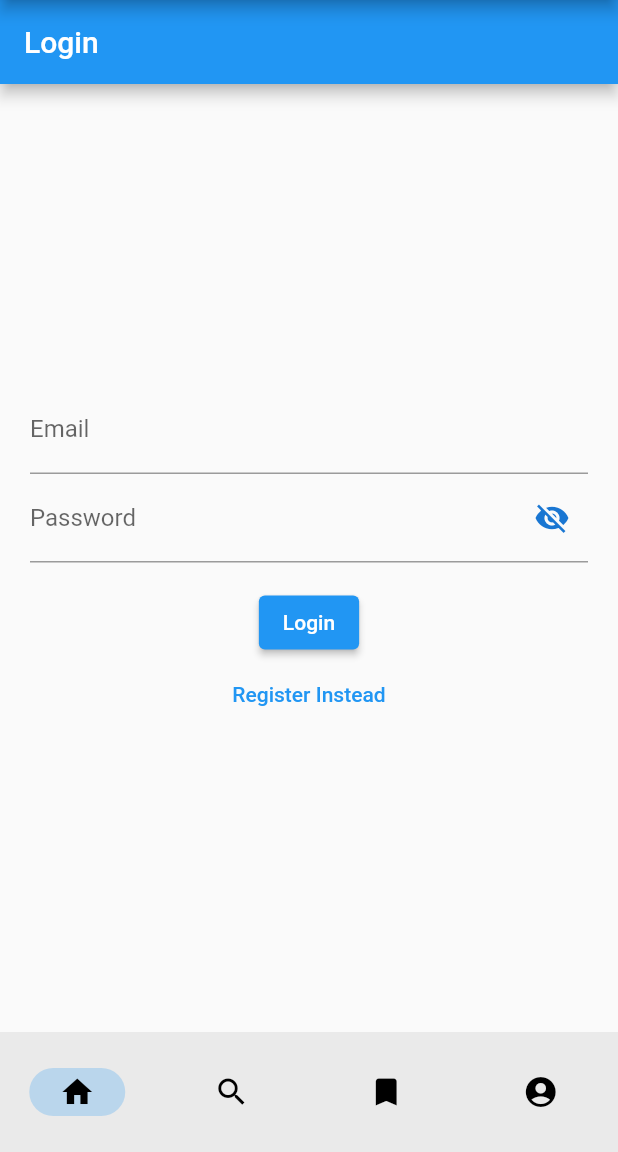
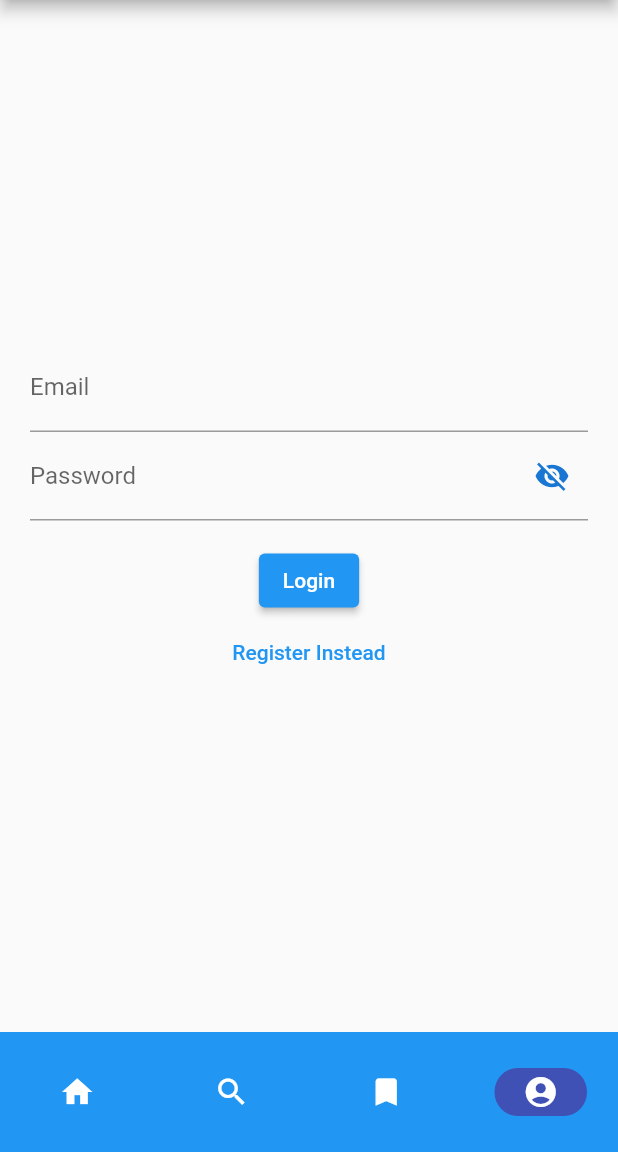
Before and after one commit to Ciolo2002/VeniceGo, a Flutter app: the screen it shows after launch, swiped to page 4, on a phone screen of 412 x 824 dp, the part 84-1236 px from its top. Run offline on Flutter 3.47's test engine with Material 2 defaults, Android fonts, the phone set to English and light mode, and no system bars; our stand-ins replace firebase_auth, firebase_core, firebase_database; missing offline and left inert: dart:ffi; accounts and stored records are empty.

Commit message:
navbar ora funzionante

```diff
--- a/lib/main.dart
+++ b/lib/main.dart
@@ -5,18 +5,16 @@ import 'package:flutter/material.dart';
 import 'package:firebase_core/firebase_core.dart';
 import 'firebase_options.dart';
 
-
-
 Future<void> main() async {
   // fondamentali per il funzionamento di Firebase
   WidgetsFlutterBinding.ensureInitialized();
-  await Firebase.initializeApp(options:
-    DefaultFirebaseOptions.currentPlatform,
+  await Firebase.initializeApp(
+    options: DefaultFirebaseOptions.currentPlatform,
   ); // inizializza Firebase
   runApp(const MyApp());
 }
 
-class MyApp extends StatefulWidget{
+class MyApp extends StatefulWidget {
   const MyApp({Key? key}) : super(key: key);
 
   @override
@@ -25,8 +23,7 @@ class MyApp extends StatefulWidget{
   }
 }
 
-class _MyAppState extends State<MyApp>{
-
+class _MyAppState extends State<MyApp> {
   int currentIndex = 0;
   late PageController _pageController;
 
@@ -43,7 +40,7 @@ class _MyAppState extends State<MyApp>{
   }
 
   @override
-  Widget build(BuildContext context){
+  Widget build(BuildContext context) {
     return MaterialApp(
         debugShowCheckedModeBanner: false,
         theme: ThemeData(
@@ -60,24 +57,42 @@ class _MyAppState extends State<MyApp>{
                   });
                 },
                 children: const [
+                  Text('Home'),
                   Text('Search'),
                   Text('Saved'),
-              Text('Account'),
                   WidgetTree(),
                 ],
               ),
             ),
-        bottomNavigationBar: MyNavigationBar(
+            bottomNavigationBar: Theme(
+              data: Theme.of(context).copyWith(
+                navigationBarTheme: NavigationBarThemeData(
+                  backgroundColor: Colors.blue,
+                  // Customize the background color
+                  indicatorColor: Colors.indigo,
+                  // Customize the color of the selected tab indicator
+                  // Add more customizations here
+                  labelTextStyle: MaterialStateProperty.all(const TextStyle(
+                      fontSize: 12,
+                      color: Colors.white,
+                      fontWeight: FontWeight.bold)),
+                  iconTheme: MaterialStateProperty.all(
+                      const IconThemeData(color: Colors.white)),
+                ),
+              ),
+              child: MyNavigationBar(
+                selectedIndex: currentIndex,
                 onDestinationSelected: (index) {
                   setState(() {
-              _pageController.jumpToPage(index);
+                    currentIndex = index;
+                    _pageController.animateToPage(index,
+                        duration: const Duration(milliseconds: 500),
+                        curve: Curves.ease);
                   });
                 },
               ),
-      )
-    );
+            )));
   }
-
 }
 
 extension StringExtension on String {
--- a/lib/navigation_bar.dart
+++ b/lib/navigation_bar.dart
@@ -34,7 +34,7 @@ class _MyNavigationBarState extends State<MyNavigationBar> {
 
     return NavigationBar(
       labelBehavior: NavigationDestinationLabelBehavior.alwaysHide,
-      selectedIndex: _selectedIndex,
+      selectedIndex: widget.selectedIndex,
       onDestinationSelected: widget.onDestinationSelected,
       animationDuration: const Duration(milliseconds: 1500),
       destinations: const [
--- a/lib/pages/home_page.dart
+++ b/lib/pages/home_page.dart
@@ -44,9 +44,6 @@ class HomePage extends StatelessWidget {
   @override
   Widget build(BuildContext context) {
     return Scaffold(
-            appBar: AppBar(
-              title: _title(),
-            ),
             body: Container(
               height: double.infinity,
               width: double.infinity,
--- a/lib/pages/login_register_page.dart
+++ b/lib/pages/login_register_page.dart
@@ -196,9 +196,6 @@ class _LoginPageState extends State<LoginPage>{
   */
   Widget _buildRegister(){
     return Scaffold(
-      appBar: AppBar(
-        title: _title(),
-      ),
       body: Container(
         height: double.infinity,
         width: double.infinity,
@@ -223,9 +220,6 @@ class _LoginPageState extends State<LoginPage>{
 
   Widget _buildSignIn(){
     return Scaffold(
-      appBar: AppBar(
-        title: _title(),
-      ),
       body: Container(
         height: double.infinity,
         width: double.infinity,
--- a/lib/pages/verify_email_page.dart
+++ b/lib/pages/verify_email_page.dart
@@ -73,9 +73,6 @@ class _VerifyEmailPageState extends State<VerifyEmailPage> {
       isEmailVerified ?
       HomePage()
       : Scaffold(
-          appBar: AppBar(
-            title: const Text('Verify Email'),
-          ),
           body: Padding(
             padding: EdgeInsets.all(16),
             child: Column(
```
Lines whose indentation alone changed are shown as unchanged.
